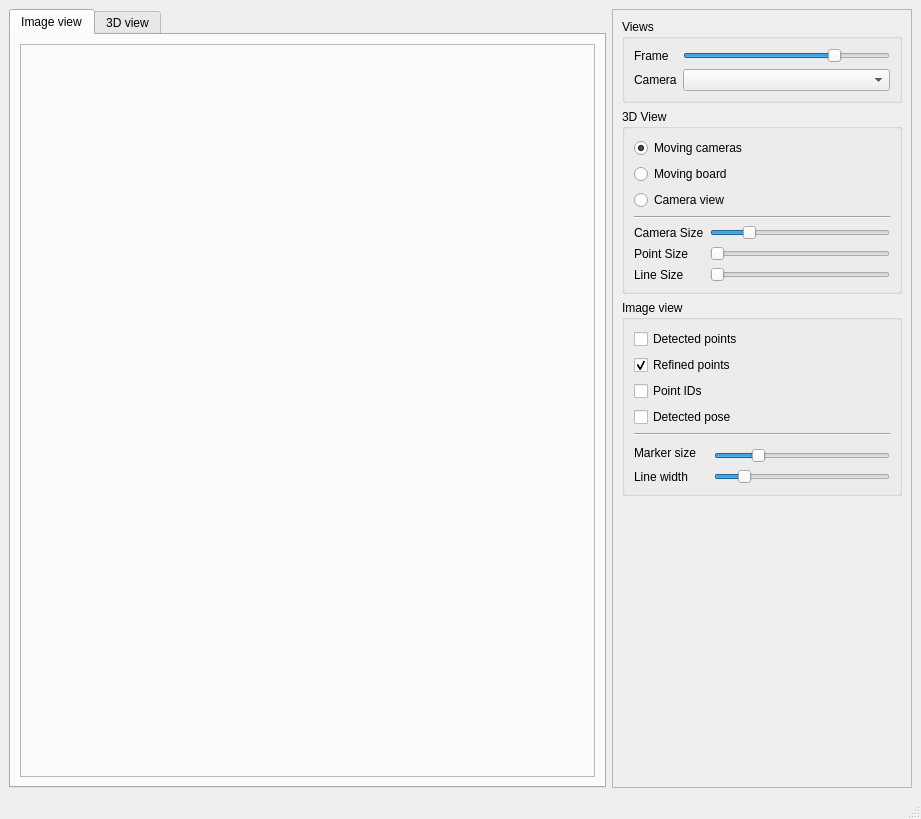
oliver-batchelor/multical, file multical/interface/visualizer.ui: the form before one commit.
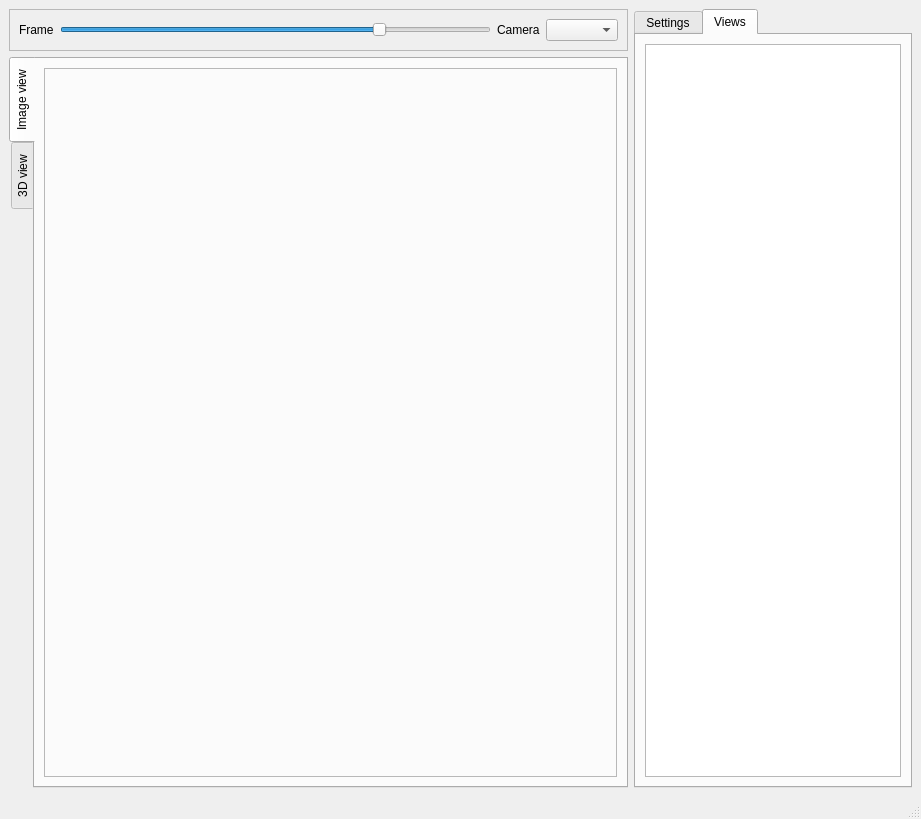
The form after the commit. The open tabs and pages were chosen to show the change.

```diff
--- a/multical/interface/visualizer.ui
+++ b/multical/interface/visualizer.ui
@@ -26,107 +26,24 @@
    <bool>false</bool>
   </property>
   <widget class="QWidget" name="centralwidget">
+   <layout class="QGridLayout" name="gridLayout_4">
+    <item row="0" column="0">
+     <widget class="QFrame" name="frame">
+      <property name="frameShape">
+       <enum>QFrame::StyledPanel</enum>
+      </property>
+      <property name="frameShadow">
+       <enum>QFrame::Raised</enum>
+      </property>
    <layout class="QHBoxLayout" name="horizontalLayout">
     <item>
-     <widget class="QTabWidget" name="tabWidget">
-      <property name="currentIndex">
-       <number>0</number>
-      </property>
-      <widget class="QWidget" name="tab">
-       <attribute name="title">
-        <string>Image view</string>
-       </attribute>
-       <layout class="QVBoxLayout" name="verticalLayout_2">
-        <item>
-         <widget class="QFrame" name="image_frame">
-          <property name="sizePolicy">
-           <sizepolicy hsizetype="Expanding" vsizetype="Preferred">
-            <horstretch>0</horstretch>
-            <verstretch>0</verstretch>
-           </sizepolicy>
-          </property>
-          <property name="frameShape">
-           <enum>QFrame::StyledPanel</enum>
-          </property>
-          <property name="frameShadow">
-           <enum>QFrame::Raised</enum>
-          </property>
-         </widget>
-        </item>
-       </layout>
-      </widget>
-      <widget class="QWidget" name="tab_2">
-       <attribute name="title">
-        <string>3D view</string>
-       </attribute>
-       <layout class="QHBoxLayout" name="horizontalLayout_3">
-        <item>
-         <widget class="QFrame" name="view_frame">
-          <property name="sizePolicy">
-           <sizepolicy hsizetype="Expanding" vsizetype="Preferred">
-            <horstretch>0</horstretch>
-            <verstretch>0</verstretch>
-           </sizepolicy>
-          </property>
-          <property name="frameShape">
-           <enum>QFrame::StyledPanel</enum>
-          </property>
-          <property name="frameShadow">
-           <enum>QFrame::Raised</enum>
-          </property>
-         </widget>
-        </item>
-       </layout>
-      </widget>
-     </widget>
-    </item>
-    <item>
-     <widget class="QFrame" name="frame_2">
-      <property name="sizePolicy">
-       <sizepolicy hsizetype="Preferred" vsizetype="Preferred">
-        <horstretch>0</horstretch>
-        <verstretch>0</verstretch>
-       </sizepolicy>
-      </property>
-      <property name="minimumSize">
-       <size>
-        <width>200</width>
-        <height>0</height>
-       </size>
-      </property>
-      <property name="maximumSize">
-       <size>
-        <width>300</width>
-        <height>16777215</height>
-       </size>
-      </property>
-      <property name="frameShape">
-       <enum>QFrame::StyledPanel</enum>
-      </property>
-      <property name="frameShadow">
-       <enum>QFrame::Raised</enum>
-      </property>
-      <layout class="QVBoxLayout" name="verticalLayout">
-       <item>
-        <widget class="QGroupBox" name="groupBox_2">
-         <property name="minimumSize">
-          <size>
-           <width>100</width>
-           <height>0</height>
-          </size>
-         </property>
-         <property name="title">
-          <string>Views</string>
-         </property>
-         <layout class="QGridLayout" name="gridLayout_2">
-          <item row="0" column="0">
            <widget class="QLabel" name="label_7">
             <property name="text">
              <string>Frame</string>
             </property>
            </widget>
           </item>
-          <item row="0" column="1">
+       <item>
            <widget class="QSlider" name="frame_slider">
             <property name="minimum">
              <number>0</number>
@@ -154,19 +71,35 @@
             </property>
            </widget>
           </item>
-          <item row="1" column="0">
+       <item>
            <widget class="QLabel" name="label_3">
             <property name="text">
              <string>Camera</string>
             </property>
            </widget>
           </item>
-          <item row="1" column="1">
+       <item>
            <widget class="QComboBox" name="camera_combo"/>
           </item>
          </layout>
         </widget>
        </item>
+    <item row="0" column="1" rowspan="2">
+     <widget class="QTabWidget" name="tabWidget_2">
+      <property name="sizePolicy">
+       <sizepolicy hsizetype="Preferred" vsizetype="Expanding">
+        <horstretch>0</horstretch>
+        <verstretch>0</verstretch>
+       </sizepolicy>
+      </property>
+      <property name="currentIndex">
+       <number>0</number>
+      </property>
+      <widget class="QWidget" name="tab_3">
+       <attribute name="title">
+        <string>Settings</string>
+       </attribute>
+       <layout class="QVBoxLayout" name="verticalLayout">
        <item>
         <widget class="QGroupBox" name="groupBox_4">
          <property name="minimumSize">
@@ -407,12 +340,79 @@
          <property name="sizeHint" stdset="0">
           <size>
            <width>20</width>
-           <height>461</height>
+            <height>307</height>
           </size>
          </property>
         </spacer>
        </item>
       </layout>
+      </widget>
+      <widget class="QWidget" name="tab_4">
+       <attribute name="title">
+        <string>Views</string>
+       </attribute>
+       <layout class="QVBoxLayout" name="verticalLayout_2">
+        <item>
+         <widget class="QTableView" name="view_table"/>
+        </item>
+       </layout>
+      </widget>
+     </widget>
+    </item>
+    <item row="1" column="0">
+     <widget class="QTabWidget" name="tabWidget">
+      <property name="tabPosition">
+       <enum>QTabWidget::West</enum>
+      </property>
+      <property name="currentIndex">
+       <number>1</number>
+      </property>
+      <widget class="QWidget" name="tab">
+       <attribute name="title">
+        <string>Image view</string>
+       </attribute>
+       <layout class="QGridLayout" name="gridLayout_2">
+        <item row="0" column="0">
+         <widget class="QFrame" name="image_frame">
+          <property name="sizePolicy">
+           <sizepolicy hsizetype="Expanding" vsizetype="Preferred">
+            <horstretch>0</horstretch>
+            <verstretch>0</verstretch>
+           </sizepolicy>
+          </property>
+          <property name="frameShape">
+           <enum>QFrame::StyledPanel</enum>
+          </property>
+          <property name="frameShadow">
+           <enum>QFrame::Raised</enum>
+          </property>
+         </widget>
+        </item>
+       </layout>
+      </widget>
+      <widget class="QWidget" name="tab_2">
+       <attribute name="title">
+        <string>3D view</string>
+       </attribute>
+       <layout class="QHBoxLayout" name="horizontalLayout_3">
+        <item>
+         <widget class="QFrame" name="view_frame">
+          <property name="sizePolicy">
+           <sizepolicy hsizetype="Expanding" vsizetype="Preferred">
+            <horstretch>0</horstretch>
+            <verstretch>0</verstretch>
+           </sizepolicy>
+          </property>
+          <property name="frameShape">
+           <enum>QFrame::StyledPanel</enum>
+          </property>
+          <property name="frameShadow">
+           <enum>QFrame::Raised</enum>
+          </property>
+         </widget>
+        </item>
+       </layout>
+      </widget>
      </widget>
     </item>
    </layout>
```
Left out of the diff: 128 changed lines with no effect on the pictures. Lines whose indentation alone changed are shown as unchanged.
